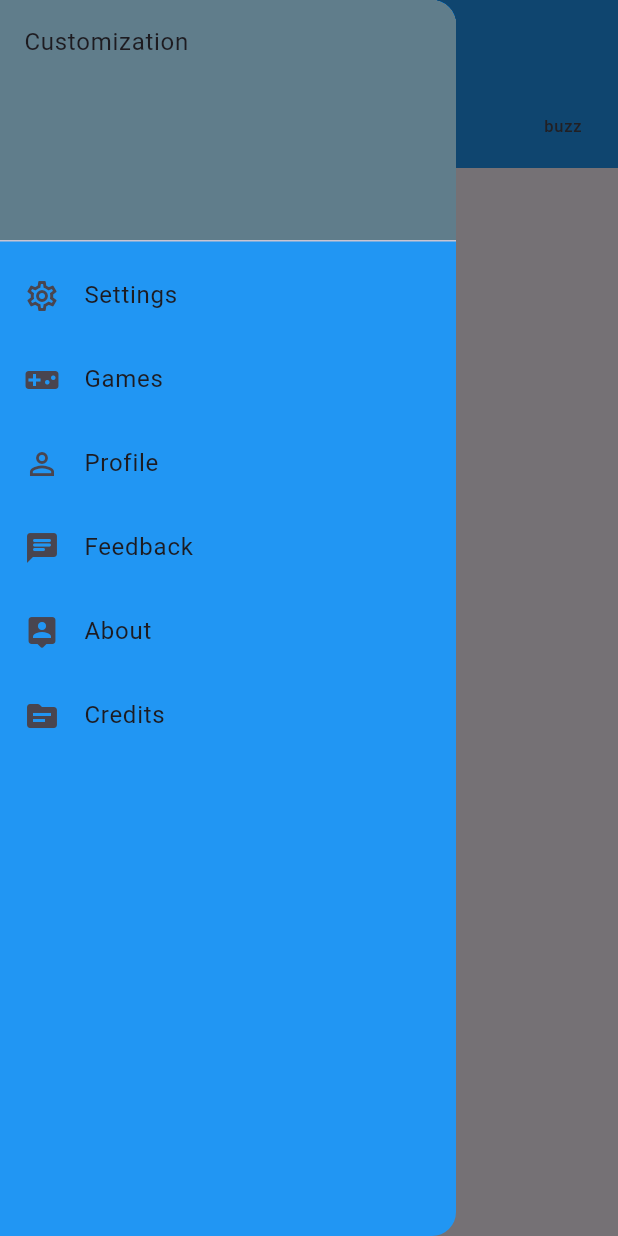
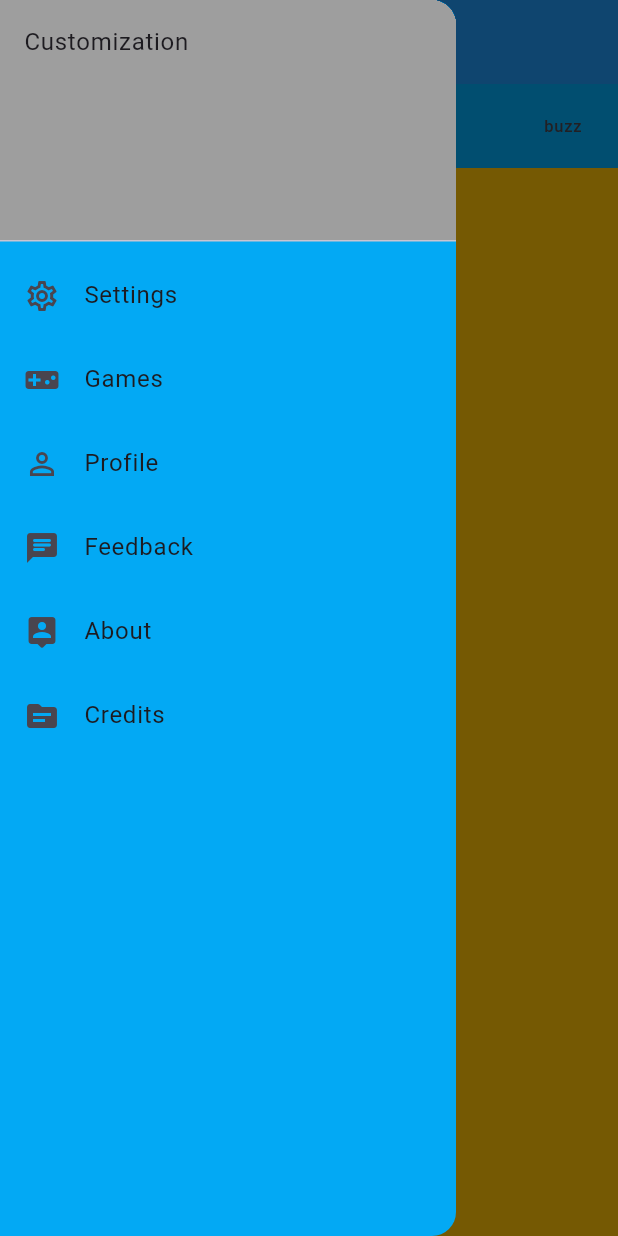
Before and after one commit to NikolaJenkins/grant_mag_app, a Flutter app: the screen it shows after launch, in the side drawer, after a tap on "bee movie", on a phone screen of 412 x 824 dp. Run offline on Flutter 3.47's test engine with Material 3 defaults, Android fonts, the phone set to English and light mode, and no system bars; our stand-ins replace animated_custom_dropdown.

Commit message:
multi drop down menu

```diff
--- a/lib/color_theme_model.dart
+++ /dev/null
@@ -1,11 +0,0 @@
-import 'package:flutter/material.dart';
-
-class ColorThemeModel extends ChangeNotifier{
-  Color? _colorTheme = Colors.blue;
-  Color? get colorTheme => _colorTheme;
-
-  void changeColorTheme(Color? newValue) {
-    _colorTheme = newValue;
-    notifyListeners();
-  }
-}
--- a/lib/main.dart
+++ b/lib/main.dart
@@ -1,7 +1,7 @@
 import 'package:flutter/foundation.dart';
 import 'package:flutter/material.dart';
 import 'package:grant_mag_app/articles.dart';
-import 'package:grant_mag_app/color_theme_model.dart';
+import 'package:grant_mag_app/theme_model.dart';
 import 'package:grant_mag_app/settings.dart';
 import 'package:provider/provider.dart';
 
@@ -9,7 +9,7 @@ void main() {
   runApp(
     // const MyApp()
     ChangeNotifierProvider(
-      create: (context) => ColorThemeModel(),
+      create: (context) => ThemeModel(),
       child: const MyApp(),
     ),
   );
@@ -24,7 +24,10 @@ class MyApp extends StatelessWidget {
   Widget build(BuildContext context) {
     return MaterialApp(
       debugShowCheckedModeBanner: false,
-      theme: ThemeData(primarySwatch: Colors.amber),
+      theme: ThemeData(
+        scaffoldBackgroundColor: Colors.amber, // use listener to get provider info
+        primarySwatch: Colors.amber
+      ),
       home: HomePage(title: appTitle),
       routes: {
         '/homepage': (context) => const HomePage(title: appTitle),
@@ -60,13 +63,13 @@ class _HomePageState extends State<HomePage> {
 
   @override
   Widget build(BuildContext context) {
-    return Consumer<ColorThemeModel>(builder: (context, value, child) => Scaffold(
+    return Consumer<ThemeModel>(builder: (context, value, child) => Scaffold(
 
       appBar: AppBar(
         // TRY THIS: Try changing the color here to a specific color (to
         // Colors.amber, perhaps?) and trigger a hot reload to see the AppBar
         // change color while the other colors stay the same.
-        backgroundColor : value.colorTheme,
+        backgroundColor : value.ThemeLabel!.headerColor,
         // Here we take the value from the HomePage object that was created by
         // the App.build method, and use it to set our appbar title.
         title: const Text(MyApp.appTitle),
@@ -84,22 +87,21 @@ class _HomePageState extends State<HomePage> {
 
       // drawer on side
       drawer: Drawer(
-        backgroundColor: value.colorTheme,
+        backgroundColor: value.ThemeLabel!.shelfColor,
         child: ListView( // lets user scroll through options if they need more vertical space
           // remove padding from ListView
           padding: EdgeInsets.zero,
           children: [
             const DrawerHeader(
-              decoration: BoxDecoration(color: Colors.blueGrey),
+              decoration: BoxDecoration(color: Colors.grey/*value.ThemeLabel.headerColor*/),
               child: Text('Customization'),
             ),
             ListTile(
               title: const Text('Settings'),
               onTap: () {
-                // update state of the app
-                // then close the drawer
                 Navigator.push(context,
-                MaterialPageRoute(builder: (context) => SettingsPage()));
+                MaterialPageRoute(builder: (context) => SettingsPage())
+              );
               },
               leading: Icon(Icons.settings_outlined),
             ),
@@ -113,7 +115,8 @@ class _HomePageState extends State<HomePage> {
             ListTile(
               title: const Text('Profile'),
               onTap: () {
-                // update state of the app
+                Navigator.push(context, MaterialPageRoute(builder: (context) => ProfilePage())
+                );
               },
               leading: Icon(Icons.person_outline_outlined)
             ),
@@ -148,7 +151,7 @@ class _HomePageState extends State<HomePage> {
           child: Column(
             children: [
               Container(
-                color: value.colorTheme,
+                color: value.ThemeLabel!.shelfColor,
                 child: ListTile(
                   leading: Text('bee movie'),
                   trailing: Text('buzz'),
--- /dev/null
+++ b/lib/profile_model.dart
@@ -0,0 +1,5 @@
+import 'package:flutter/foundation.dart';
+
+class ProfileModel extends ChangeNotifier{
+
+}
--- a/lib/settings.dart
+++ b/lib/settings.dart
@@ -2,7 +2,7 @@ import 'dart:collection';
 
 import 'package:flutter/foundation.dart';
 import 'package:flutter/material.dart';
-import 'package:grant_mag_app/color_theme_model.dart';
+import 'package:grant_mag_app/theme_model.dart';
 import 'package:provider/provider.dart';
 
 class SettingsPage extends StatefulWidget {
@@ -14,30 +14,30 @@ class SettingsPageState extends State<SettingsPage> {
 
   @override
   Widget build(BuildContext context) {
-    return Consumer<ColorThemeModel>(
+    return Consumer<ThemeModel>(
       builder: (context, value, child) => Scaffold(
-      appBar: AppBar(title: const Text("Settings")),
+      appBar: AppBar(title: const Text("Settings",),
+                    backgroundColor: value.ThemeLabel!.headerColor,),
       body: SingleChildScrollView(
         child: Container(
           child: Column(
             children: [
               Container(
-                color: value.colorTheme,
+                color: value.ThemeLabel!.shelfColor,
                 child: ListTile(
                   leading: Text('Theme'),
-                  trailing: DropdownButton<Color>(
-                    value: value.colorTheme, // figure out provider stuff??
+                  trailing: DropdownButton<ThemeLabels>(
+                    value: value.ThemeLabel,
                     hint: const Text('Choose'),
-                    items: ColorLabel.colorLabels.map((ColorLabel entry) {
-                      return DropdownMenuItem<Color>(
-                        value: entry.color,
+                    items: ThemeLabels.ThemeLabel.map((ThemeLabels entry) {
+                      return DropdownMenuItem<ThemeLabels>(
+                        value: entry,
                         child: Text(entry.label),
                       );
                     }).toList(),
-                    onChanged: (Color? newValue) {
-                      final colorThemeChooser = context.read<ColorThemeModel>();
-
-                      colorThemeChooser.changeColorTheme(newValue);
+                    onChanged: (ThemeLabels? newValue) {
+                      final colorThemeChooser = context.read<ThemeModel>();
+                      colorThemeChooser.changeTheme(newValue);
                     },
                   )
                 )
@@ -51,21 +51,43 @@ class SettingsPageState extends State<SettingsPage> {
   }
 }
 
-enum ColorLabel{
+enum ThemeLabels{
 
-  blue(label: 'Blue', color: Colors.blue),
-  pink(label: 'Pink', color: Colors.pink),
-  green(label: 'Green', color: Colors.green),
-  orange(label: 'Orange', color: Colors.orange),
-  grey(label: 'Gray', color: Colors.grey); // change the spelling
+  ocean(label: 'Ocean',
+        headerColor: Colors.blue,
+        backgroundColor: Colors.blueAccent,
+        shelfColor: Colors.lightBlue),
+  barbie(label: 'Barbie',
+        headerColor: Colors.pink,
+        backgroundColor: Colors.pinkAccent,
+        shelfColor: Color.fromARGB(255, 146, 2, 88)),
+  forest(label: 'Forest',
+        headerColor: Colors.green,
+        backgroundColor: Colors.lightGreen,
+        shelfColor: Color.fromARGB(255, 2, 78, 5)
+        ),
+  sunset(label: 'Sunset',
+        headerColor: Color.fromARGB(211, 255, 163, 51),
+        backgroundColor: Color.fromARGB(255, 211, 113, 15),
+        shelfColor: Colors.deepOrange
+        ),
+  night(label: 'Night',
+        headerColor: Colors.deepPurple,
+        backgroundColor: Color.fromARGB(255, 42, 40, 40),
+        shelfColor: Color.fromARGB(255, 85, 86, 87)
+        );
 
-  const ColorLabel({
+  const ThemeLabels({
     required this.label,
-    required this.color,
+    required this.headerColor,
+    required this.backgroundColor,
+    required this.shelfColor,
   });
 
   final String label;
-  final Color color;
+  final Color headerColor;
+  final Color backgroundColor;
+  final Color shelfColor;
 
-  static List<ColorLabel> get colorLabels => values.map<ColorLabel>((color) => color).toList();
+  static List<ThemeLabels> get ThemeLabel => values.map<ThemeLabels>((color) => color).toList();
 }
--- /dev/null
+++ b/lib/theme_model.dart
@@ -0,0 +1,12 @@
+import 'package:flutter/material.dart';
+import 'package:grant_mag_app/settings.dart';
+
+class ThemeModel extends ChangeNotifier{
+  ThemeLabels? _theme = ThemeLabels.ocean;
+  ThemeLabels? get ThemeLabel => _theme;
+
+  void changeTheme(ThemeLabels? newValue) {
+    _theme = newValue;
+    notifyListeners();
+  }
+}
```
Also changed, not shown: lib/profile.dart (added, +93 -0 lines).
